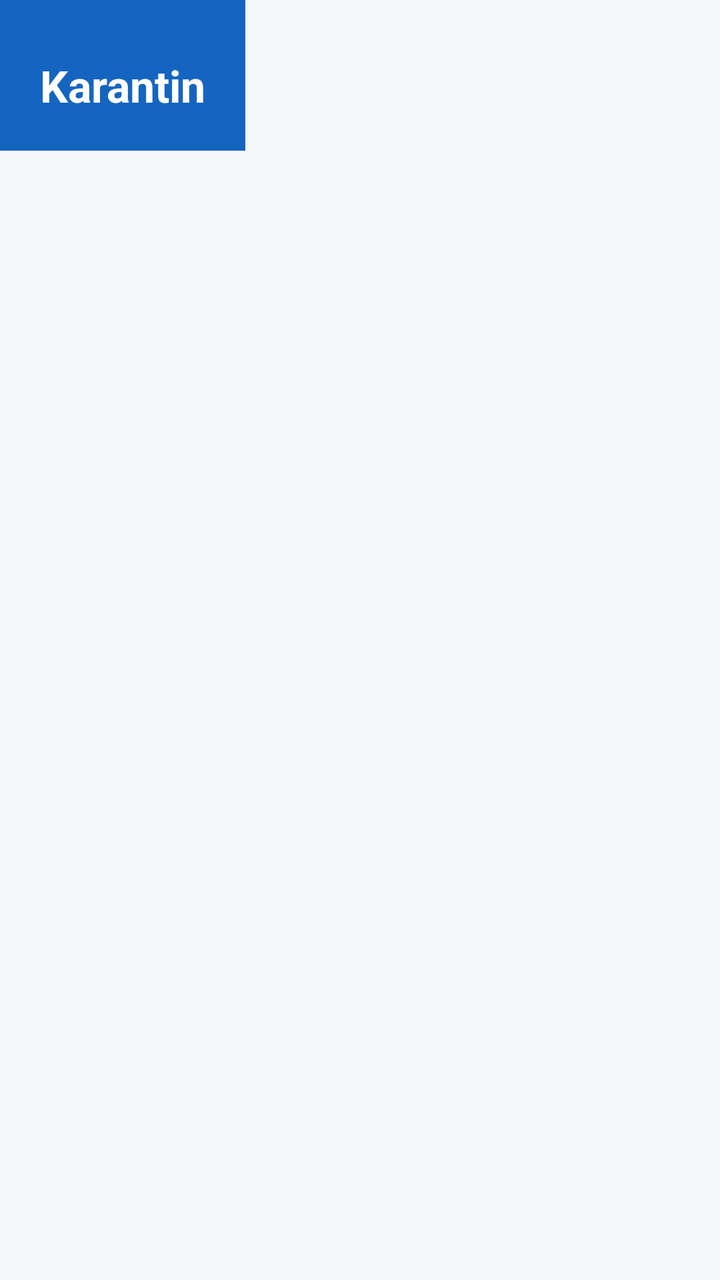
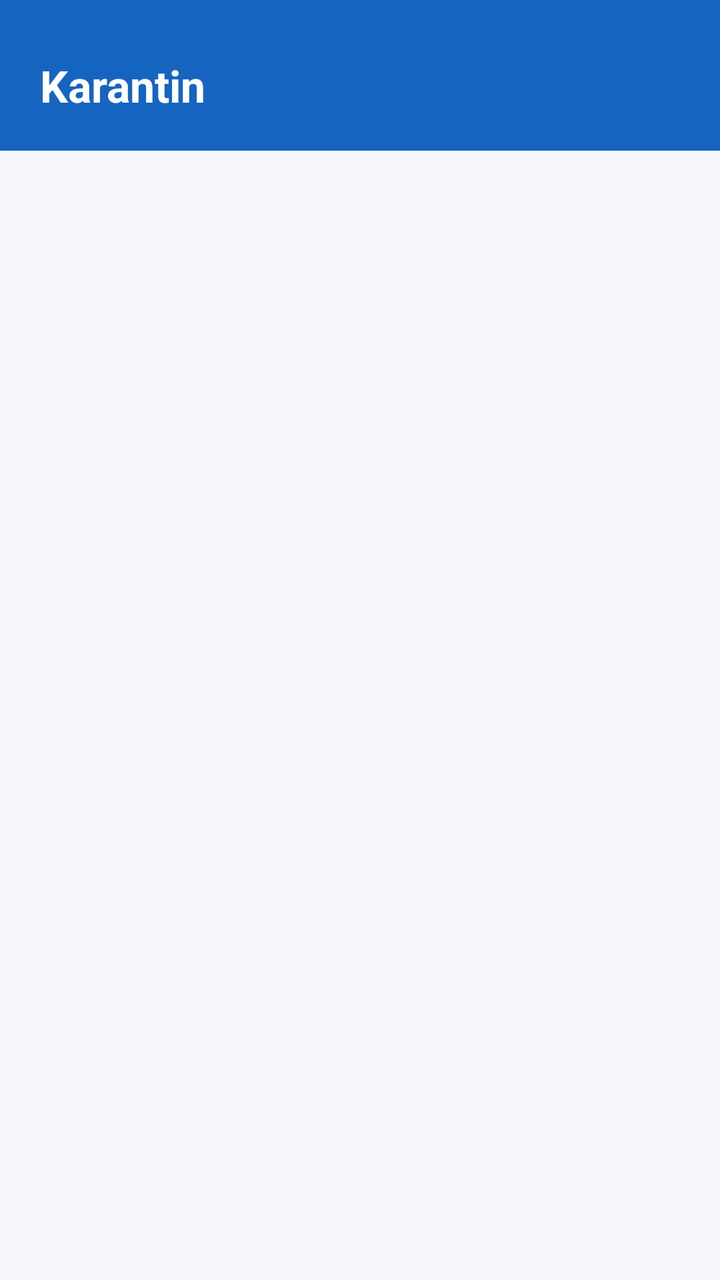

Compare the two renders of this Android layout. The source of the first and the diff that turns it into the second are given below.
<!-- AndroidManifest.xml: activity theme Theme.FaylQalqoni -->
<!-- res/layout/activity_quarantine.xml -->
<?xml version="1.0" encoding="utf-8"?>
<androidx.constraintlayout.widget.ConstraintLayout
    xmlns:android="http://schemas.android.com/apk/res/android"
    xmlns:app="http://schemas.android.com/apk/res/app"
    android:layout_width="match_parent"
    android:layout_height="match_parent"
    android:background="@color/background">

    <LinearLayout
        android:id="@+id/headerLayout"
        android:layout_width="0dp"
        android:layout_height="wrap_content"
        android:orientation="vertical"
        android:background="@color/brand_primary"
        android:paddingHorizontal="20dp"
        android:paddingTop="28dp"
        android:paddingBottom="18dp"
        app:layout_constraintTop_toTopOf="parent"
        app:layout_constraintStart_toStartOf="parent"
        app:layout_constraintEnd_toEndOf="parent">

        <TextView
            android:layout_width="wrap_content"
            android:layout_height="wrap_content"
            android:text="@string/quarantine_title"
            android:textColor="#FFFFFF"
            android:textSize="22sp"
            android:textStyle="bold" />
    </LinearLayout>

    <TextView
        android:id="@+id/quarantineEmptyText"
        android:layout_width="0dp"
        android:layout_height="wrap_content"
        android:layout_marginTop="40dp"
        android:paddingHorizontal="24dp"
        android:text="@string/quarantine_empty"
        android:textAlignment="center"
        android:textColor="@color/text_secondary"
        android:visibility="gone"
        app:layout_constraintTop_toBottomOf="@id/headerLayout"
        app:layout_constraintStart_toStartOf="parent"
        app:layout_constraintEnd_toEndOf="parent" />

    <androidx.recyclerview.widget.RecyclerView
        android:id="@+id/quarantineRecyclerView"
        android:layout_width="0dp"
        android:layout_height="0dp"
        android:layout_marginTop="12dp"
        android:clipToPadding="false"
        android:paddingBottom="16dp"
        app:layout_constraintTop_toBottomOf="@id/headerLayout"
        app:layout_constraintBottom_toBottomOf="parent"
        app:layout_constraintStart_toStartOf="parent"
        app:layout_constraintEnd_toEndOf="parent" />

</androidx.constraintlayout.widget.ConstraintLayout>
<!-- resources referenced by this layout -->
<resources>
  <color name="background">#F5F7FA</color>
  <color name="brand_primary">#1565C0</color>
  <color name="text_secondary">#5B6472</color>
  <string name="quarantine_empty">Karantinda fayl yo\'q</string>
  <string name="quarantine_title">Karantin</string>
  <style name="Theme.FaylQalqoni" parent="Theme.MaterialComponents.DayNight.NoActionBar">
          <item name="colorPrimary">@color/brand_primary</item>
          <item name="colorPrimaryDark">@color/brand_primary_dark</item>
          <item name="colorAccent">@color/brand_accent</item>
          <item name="android:statusBarColor">@color/brand_primary_dark</item>
          <item name="android:windowBackground">@color/background</item>
      </style>
  <color name="brand_primary_dark">#0D47A1</color>
  <color name="brand_accent">#26A69A</color>
</resources>

<!-- the commit's change to res/layout/activity_quarantine.xml (unified diff, before → after) -->
@@ -1,7 +1,7 @@
 <?xml version="1.0" encoding="utf-8"?>
 <androidx.constraintlayout.widget.ConstraintLayout
     xmlns:android="http://schemas.android.com/apk/res/android"
-    xmlns:app="http://schemas.android.com/apk/res/app"
+    xmlns:app="http://schemas.android.com/apk/res-auto"
     android:layout_width="match_parent"
     android:layout_height="match_parent"
     android:background="@color/background">
